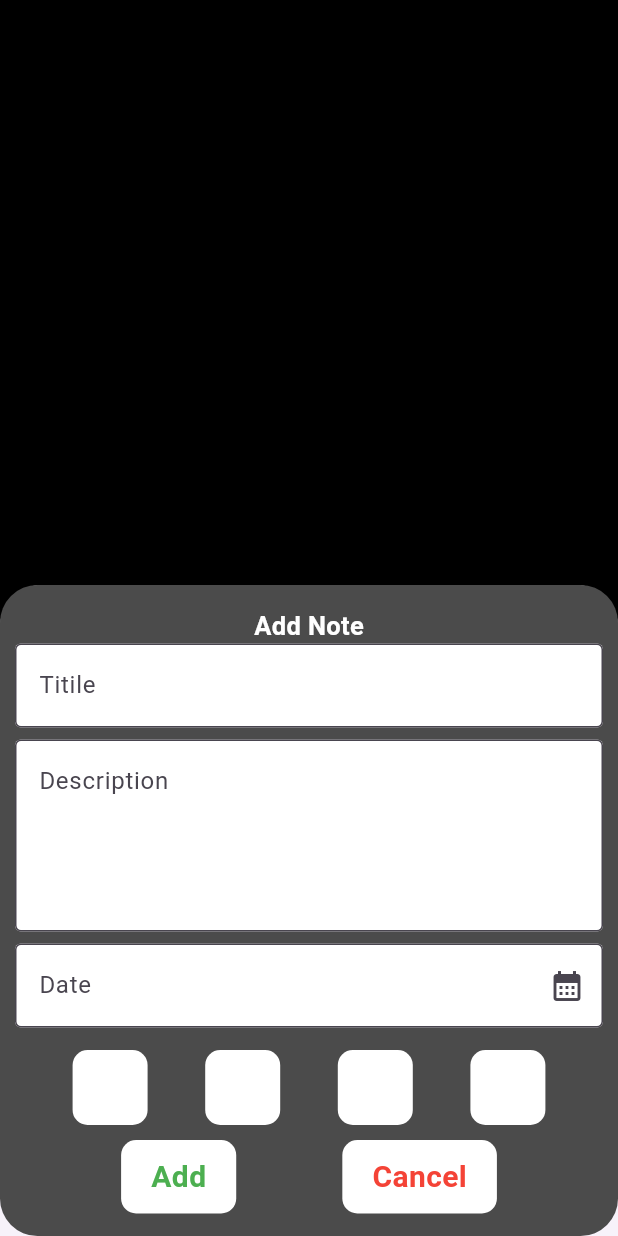
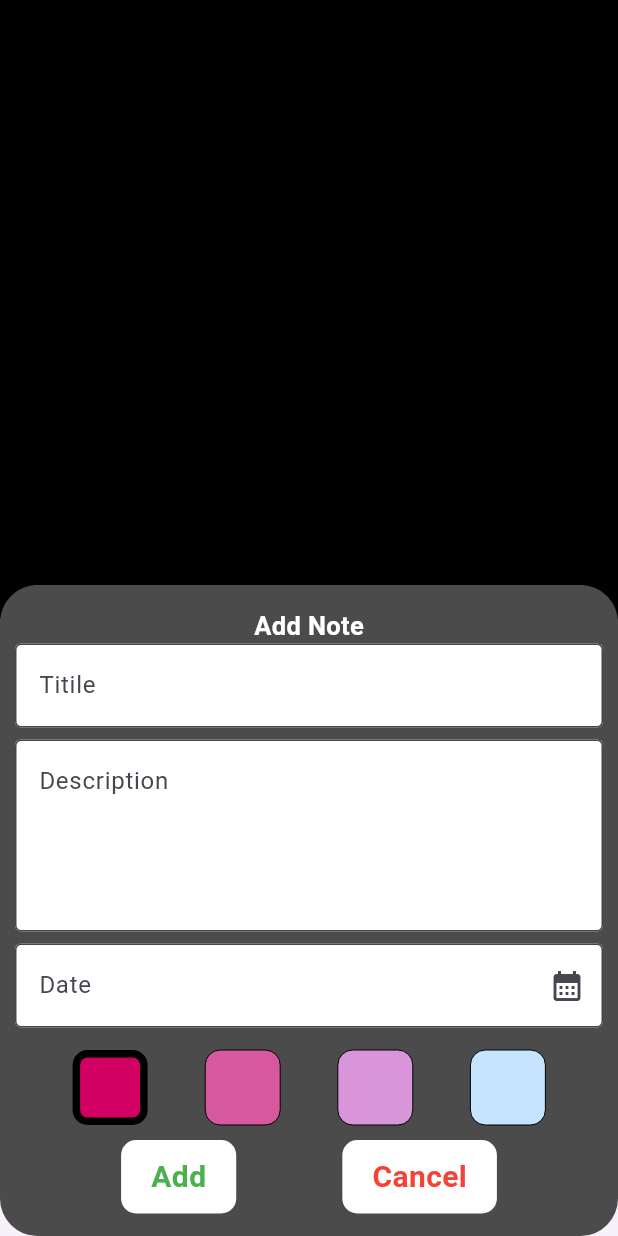
Before and after one commit to MahadevBiniraj/Flutter_notesapplication, a Flutter app: the screen it shows after launch, after a tap on the "add" icon, on a phone screen of 412 x 824 dp. Run offline on Flutter 3.47's test engine with Material 3 defaults, Android fonts, the light colour scheme and no system bars.

Commit message:
bottomsetstate and selected color

```diff
--- a/lib/controller/Note_Screen_controller.dart
+++ b/lib/controller/Note_Screen_controller.dart
@@ -1,7 +1,15 @@
 import 'dart:ui';
+
+import 'package:notesapplication/core/Color_constants/ColorConstants.dart';
 
 class Notescreencontroller {
   static List notecontroller = [];
+  static List<Color> colorlist = [
+    Colorconstants.c1,
+    Colorconstants.c2,
+    Colorconstants.c3,
+    Colorconstants.c4,
+  ];
   static void addnote({
     required String title,
     required String des,
--- a/lib/view/note_screen/note_screen.dart
+++ b/lib/view/note_screen/note_screen.dart
@@ -27,7 +27,8 @@ class _NotescreenState extends State<Notescreen> {
               isScrollControlled: true,
               context: context,
               builder: (context) => SingleChildScrollView(
-                child: Container(
+                child: StatefulBuilder(builder: (context, bottomsetState) {
+                  return Container(
                     decoration: BoxDecoration(
                       borderRadius: BorderRadius.circular(25),
                       color: Color(0xff4b4b4b),
@@ -87,12 +88,26 @@ class _NotescreenState extends State<Notescreen> {
                             mainAxisAlignment: MainAxisAlignment.spaceEvenly,
                             children: List.generate(
                                 4,
-                              (index) => Container(
+                                (index) => InkWell(
+                                      onTap: () {
+                                        selectedclrindex = index;
+                                        print(selectedclrindex);
+
+                                        bottomsetState(() {});
+                                      },
+                                      child: Container(
                                         height: 50,
                                         width: 50,
                                         decoration: BoxDecoration(
-                                        borderRadius: BorderRadius.circular(10),
-                                        color: Colors.white),
+                                            border: Border.all(
+                                                width: selectedclrindex == index
+                                                    ? 5
+                                                    : 0),
+                                            borderRadius:
+                                                BorderRadius.circular(10),
+                                            color: Notescreencontroller
+                                                .colorlist[index]),
+                                      ),
                                     )),
                           ),
                           SizedBox(
@@ -157,7 +172,8 @@ class _NotescreenState extends State<Notescreen> {
                         ],
                       ),
                     ),
-                ),
+                  );
+                }),
               ),
             );
           },
--- a/lib/view/note_screen/widgets/notecard.dart
+++ b/lib/view/note_screen/widgets/notecard.dart
@@ -1,4 +1,5 @@
 import 'package:flutter/material.dart';
+import 'package:notesapplication/controller/Note_Screen_controller.dart';
 import 'package:notesapplication/core/Color_constants/ColorConstants.dart';
 
 class notecard extends StatelessWidget {
@@ -28,7 +29,7 @@ class notecard extends StatelessWidget {
                 width: double.infinity,
                 decoration: BoxDecoration(
                   borderRadius: BorderRadius.circular(10),
-                  color: Colorconstants.c4,
+                  color: Notescreencontroller.colorlist[clrindex],
                 ),
                 child: Padding(
                   padding:
```
Lines whose indentation alone changed are shown as unchanged.
